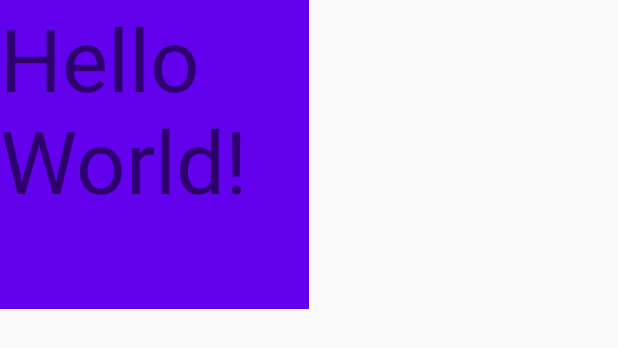
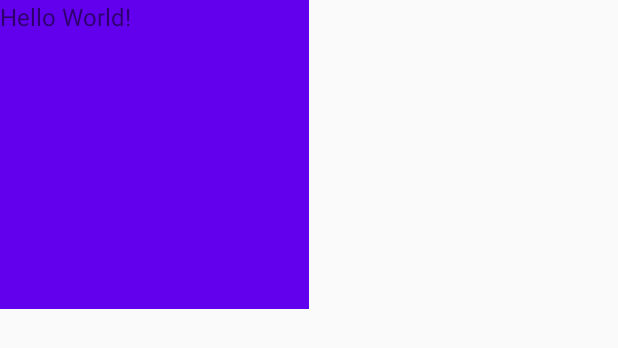
Before and after one commit to onebee/Roc, an Android app: the layout activity_main.xml on its own in the app's theme, with its tools: preview values and no code run, on a phone screen of 412 x 824 dp. Shown: the top 348 px of the screen. Run offline under Robolectric (Android 15) with nearby library versions, the phone set to English and light mode, and no system bars.

Commit message:
update 自定义像素密度适配

```diff
--- a/screenadapter/src/main/AndroidManifest.xml
+++ b/screenadapter/src/main/AndroidManifest.xml
@@ -3,13 +3,14 @@
     package="com.one.screenadapter">
 
     <application
-     android:name=".App"
+        android:name=".App"
         android:allowBackup="true"
         android:icon="@mipmap/ic_launcher"
         android:label="@string/app_name"
         android:roundIcon="@mipmap/ic_launcher_round"
         android:supportsRtl="true"
         android:theme="@style/AppTheme">
+        <activity android:name=".MainActivity2"></activity>
         <activity android:name=".MainActivity">
             <intent-filter>
                 <action android:name="android.intent.action.MAIN" />
--- a/screenadapter/src/main/java/com/one/screenadapter/Density.java
+++ b/screenadapter/src/main/java/com/one/screenadapter/Density.java
@@ -14,7 +14,7 @@ import androidx.annotation.NonNull;
 public class Density {
 
 
-    private static final float WIDTH = 100; //参考设备的宽,单位是dp
+    private static final float WIDTH = 360; //参考设备的宽,单位是dp
 
 
     private static float appDensity;  // 屏幕密度
--- a/screenadapter/src/main/res/layout/activity_main.xml
+++ b/screenadapter/src/main/res/layout/activity_main.xml
@@ -7,8 +7,9 @@
     tools:context=".MainActivity">
 
     <TextView
-        android:layout_width="50dp"
-        android:layout_height="50dp"
+        android:id="@+id/tv"
+        android:layout_width="180dp"
+        android:layout_height="180dp"
         android:background="@color/colorPrimary"
         android:text="Hello World!"
 
```
Also changed, not shown: screenadapter/src/main/java/com/one/screenadapter/MainActivity.java (+9 -0 lines), screenadapter/src/main/java/com/one/screenadapter/MainActivity2.java (added, +14 -0 lines), screenadapter/src/main/res/layout/activity_main2.xml (added, +14 -0 lines).
